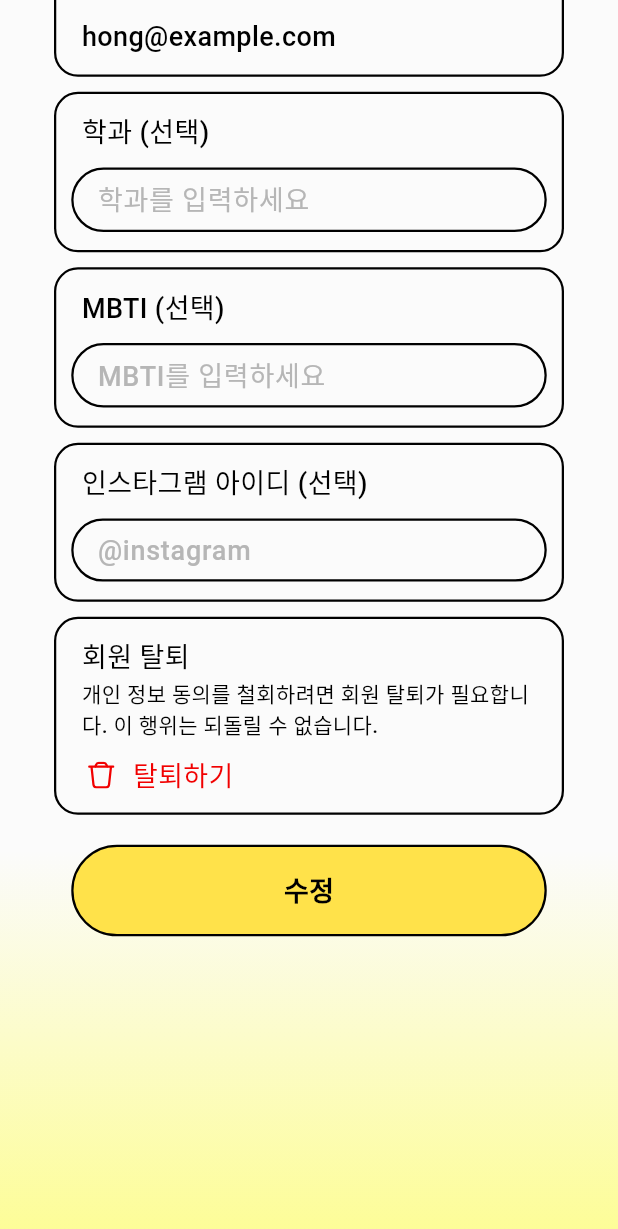
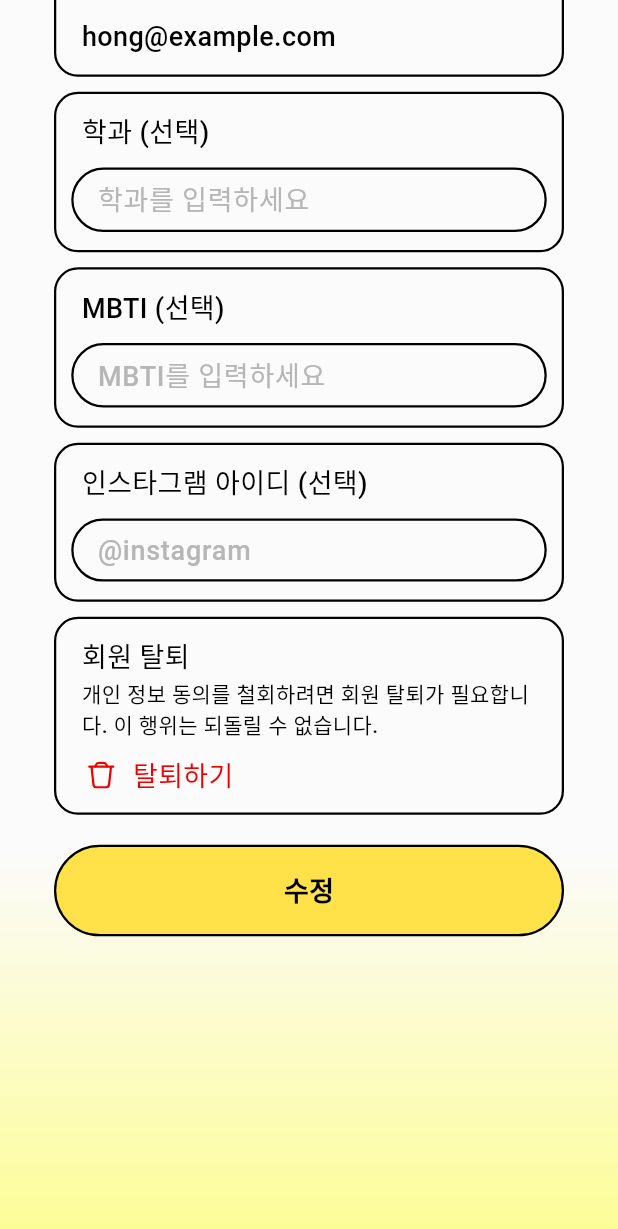
Before and after one commit to Yejin-02/bbun-finder-fe, a Flutter app: the ProfileEditPage screen opened by its route, scrolled down 813 dp, on a phone screen of 412 x 824 dp. Shown: the top 1229 px of the screen. Run offline on Flutter 3.47's test engine with Material 3 defaults, Android fonts, the phone set to English and light mode, and no system bars; our stand-ins replace auto_route, dio, flutter_bloc, flutter_dotenv, flutter_svg, freezed_annotation and 5 more; missing offline and left inert: dart:html, flutter_web_auth_2, flutter_web_frame, mutex; generated files the repository leaves out were written again; Roboto replaces fonts that are missing (Pretendard).

Commit message:
fix: improve responsiveness of profile edit page

```diff
--- a/lib/modules/bbun/presentation/pages/profile_edit_page.dart
+++ b/lib/modules/bbun/presentation/pages/profile_edit_page.dart
@@ -62,7 +62,7 @@ class _ProfileEditPageState extends State<ProfileEditPage> {
               child: Column(
                 children: [
                   Container(
-                    width: screenWidth > 430 ? 430 : screenWidth,
+                    width: screenWidth > 475 ? 475 : screenWidth,
                     height: 257,
                     decoration: BoxDecoration(
                       gradient: LinearGradient(
@@ -84,7 +84,7 @@ class _ProfileEditPageState extends State<ProfileEditPage> {
                 child: Column(
                   children: [
                     Container(
-                      width: screenWidth > 430 ? 430 : screenWidth,
+                      width: screenWidth > 475 ? 475 : screenWidth,
                       height: 257,
                       decoration: BoxDecoration(
                           gradient: LinearGradient(
@@ -105,7 +105,7 @@ class _ProfileEditPageState extends State<ProfileEditPage> {
 
                   // 뒤로 가기
                   Container(
-                    width: screenWidth > 430 ? 430 : screenWidth,
+                    width: screenWidth > 475 ? 475 : screenWidth,
                     padding: const EdgeInsets.symmetric(horizontal: 36),
                     child: Row(
                         mainAxisAlignment: MainAxisAlignment.start,
@@ -128,7 +128,7 @@ class _ProfileEditPageState extends State<ProfileEditPage> {
 
                   // 내 프로필
                   Container(
-                    width: screenWidth > 430 ? 430 : screenWidth,
+                    width: screenWidth > 475 ? 475 : screenWidth,
                     padding: const EdgeInsets.symmetric(horizontal: 36),
                     child: Text(
                       '내 프로필',
@@ -143,7 +143,7 @@ class _ProfileEditPageState extends State<ProfileEditPage> {
 
                   // 개인 정보 동의 안내
                   Container(
-                    width: screenWidth > 430 ? 430 : screenWidth,
+                    width: screenWidth > 475 ? 475 : screenWidth,
                     padding: const EdgeInsets.symmetric(horizontal: 36),
                     child: const Text(
                       "개인 정보 제공에 동의해야 프로필 설정을 완료하고 서비스를 이용할 수 있습니다.",
@@ -168,7 +168,7 @@ class _ProfileEditPageState extends State<ProfileEditPage> {
                   const SizedBox(height: 15),
 
                   Container(
-                    width: screenWidth > 430 ? 430 : screenWidth,
+                    width: screenWidth > 475 ? 475 : screenWidth,
                     padding: const EdgeInsets.symmetric(horizontal: 36),
                     child: GestureDetector(
                       onTap: () {
@@ -201,7 +201,7 @@ class _ProfileEditPageState extends State<ProfileEditPage> {
                   const SizedBox(height: 20),
 
                   Container(
-                    width: screenWidth > 430 ? 430 : screenWidth,
+                    width: screenWidth > 475 ? 475 : screenWidth,
                     padding: const EdgeInsets.symmetric(horizontal: 36),
                     child: Column(
                       children: [
@@ -269,7 +269,6 @@ class _ProfileEditPageState extends State<ProfileEditPage> {
 
                         // 제출 버튼
                         SizedBox(
-                          width: 317,
                           child: BbunPressable(
                             onPressed: (!isChecked && !dummyIsBbunReg)
                                 ? null
```
